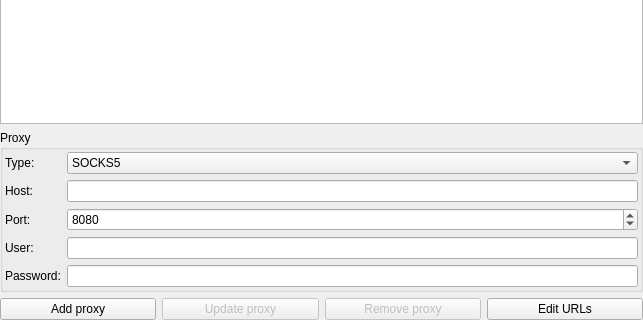
This is src/plugins/xproxy/proxiesconfigwidget.ui in 0xd34df00d/leechcraft as Qt 5 draws it before an edit; both pictures show x 0 to 643 and y 220 to 540 of the 643 by 540 pixel window. The edited form follows.
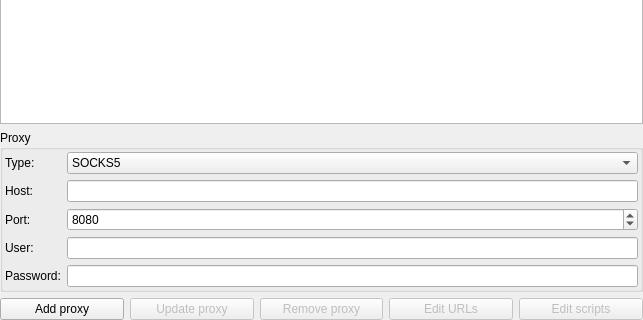
This is the edited form.

Commit message: [XProxy] Lists-aware ProxiesConfigWidget.

Patch:
```diff
--- a/src/plugins/xproxy/proxiesconfigwidget.ui
+++ b/src/plugins/xproxy/proxiesconfigwidget.ui
@@ -171,11 +171,24 @@
      </item>
      <item>
       <widget class="QPushButton" name="EditUrlsButton_">
+       <property name="enabled">
+        <bool>false</bool>
+       </property>
        <property name="text">
         <string>Edit URLs</string>
        </property>
       </widget>
      </item>
+     <item>
+      <widget class="QPushButton" name="EditListsButton_">
+       <property name="enabled">
+        <bool>false</bool>
+       </property>
+       <property name="text">
+        <string>Edit scripts</string>
+       </property>
+      </widget>
+     </item>
     </layout>
    </item>
   </layout>
```
The commit also changes 3 other files.
